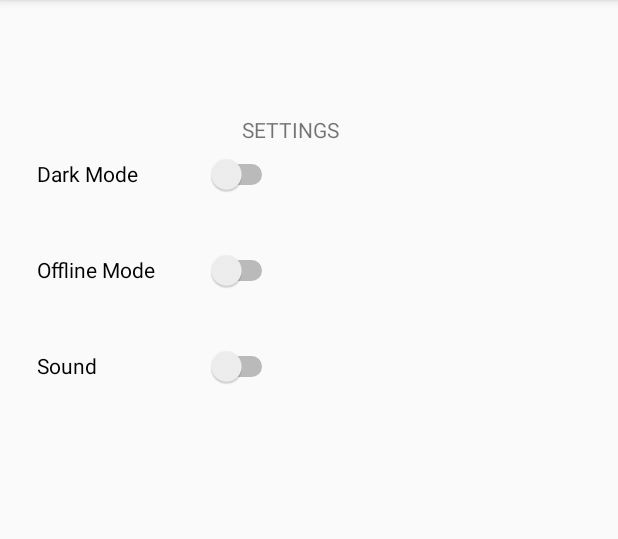
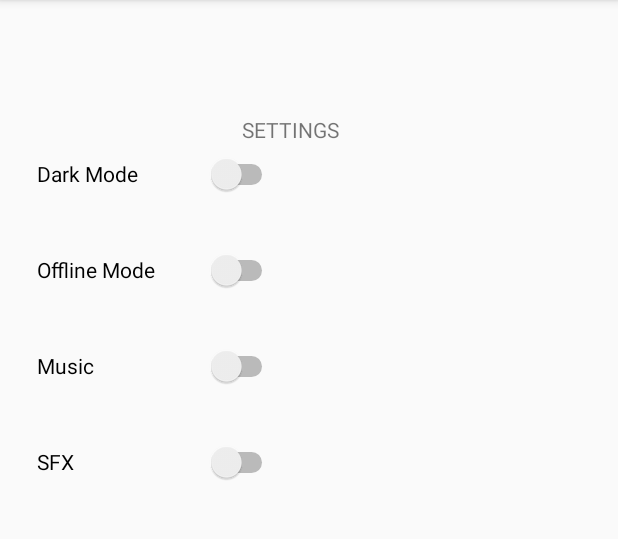
Before and after one commit to Dis-Place/sdp2022, an Android app: the SettingsActivity screen opened directly, with no data from a screen before it, on a phone screen of 412 x 824 dp, the part 84-623 px from its top. Run offline under Robolectric (Android 15) with nearby library versions, the phone set to English and light mode, and no system bars.

Commit message:
split sound switch into music and sfx

```diff
--- a/app/src/main/java/com/github/blecoeur/bootcamp/SettingsActivity.kt
+++ b/app/src/main/java/com/github/blecoeur/bootcamp/SettingsActivity.kt
@@ -12,5 +12,6 @@ class SettingsActivity : AppCompatActivity() {
 
     fun darkModeOnOff(view: View) {}
     fun offlineModeOnOff(view: View) {}
-    fun soundOnOff(view: View) {}
+    fun musicOnOff(view: View) {}
+    fun sFXOnOff(view: View) {}
 }
--- a/app/src/main/res/layout/activity_settings.xml
+++ b/app/src/main/res/layout/activity_settings.xml
@@ -40,13 +40,24 @@
         app:layout_constraintTop_toTopOf="parent" />
 
     <Switch
-        android:id="@+id/soundSwitch"
+        android:id="@+id/musicSwitch"
         android:layout_width="167dp"
         android:layout_height="64dp"
         android:layout_marginStart="18dp"
         android:layout_marginTop="212dp"
-        android:onClick="soundOnOff"
-        android:text="  Sound"
+        android:onClick="musicOnOff"
+        android:text="  Music"
+        app:layout_constraintStart_toStartOf="parent"
+        app:layout_constraintTop_toTopOf="parent" />
+
+    <Switch
+        android:id="@+id/sFXSwitch"
+        android:layout_width="167dp"
+        android:layout_height="64dp"
+        android:layout_marginStart="18dp"
+        android:layout_marginTop="276dp"
+        android:onClick="sFXOnOff"
+        android:text="  SFX"
         app:layout_constraintStart_toStartOf="parent"
         app:layout_constraintTop_toTopOf="parent" />
 
```
Also changed, not shown: 1 other file.
